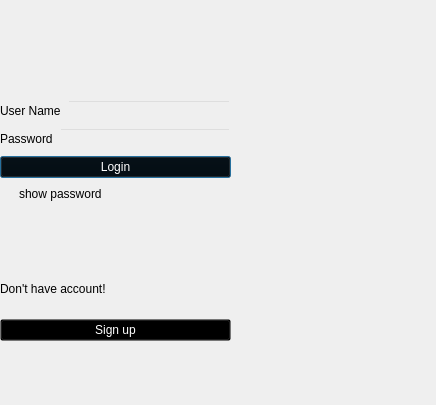
Jolinejo/Advanced-Tic-Tac-Toe, file tictactoev/signin2.ui: the form before one commit.
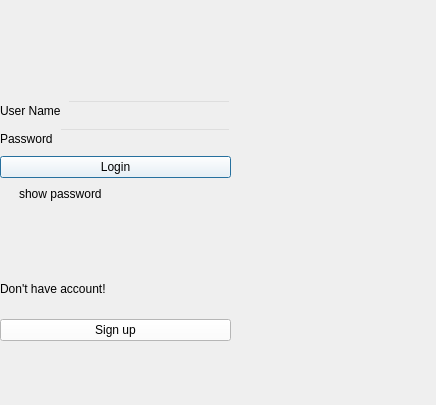
The form after the commit. Icons and pictures are not drawn.

The edit to the form file:
```diff
--- a/tictactoev/signin2.ui
+++ b/tictactoev/signin2.ui
@@ -61,7 +61,9 @@
     <item>
      <widget class="QPushButton" name="pushButton_login2">
       <property name="styleSheet">
-       <string notr="true">color:#ffffff;</string>
+       <string notr="true">font: 700 10pt &quot;Segoe UI&quot;;
+background-color: rgb(255, 255, 255);
+color: rgb(0, 0, 0);</string>
       </property>
       <property name="text">
        <string>Login</string>
@@ -95,7 +97,9 @@
     <item>
      <widget class="QPushButton" name="pushButton_signup2">
       <property name="styleSheet">
-       <string notr="true">color:#ffffff</string>
+       <string notr="true">font: 700 10pt &quot;Segoe UI&quot;;
+background-color: rgb(255, 255, 255);
+color: rgb(0, 0, 0);</string>
       </property>
       <property name="text">
        <string>Sign up</string>
```
Left out of the diff: 2 changed lines with no effect on the pictures.
